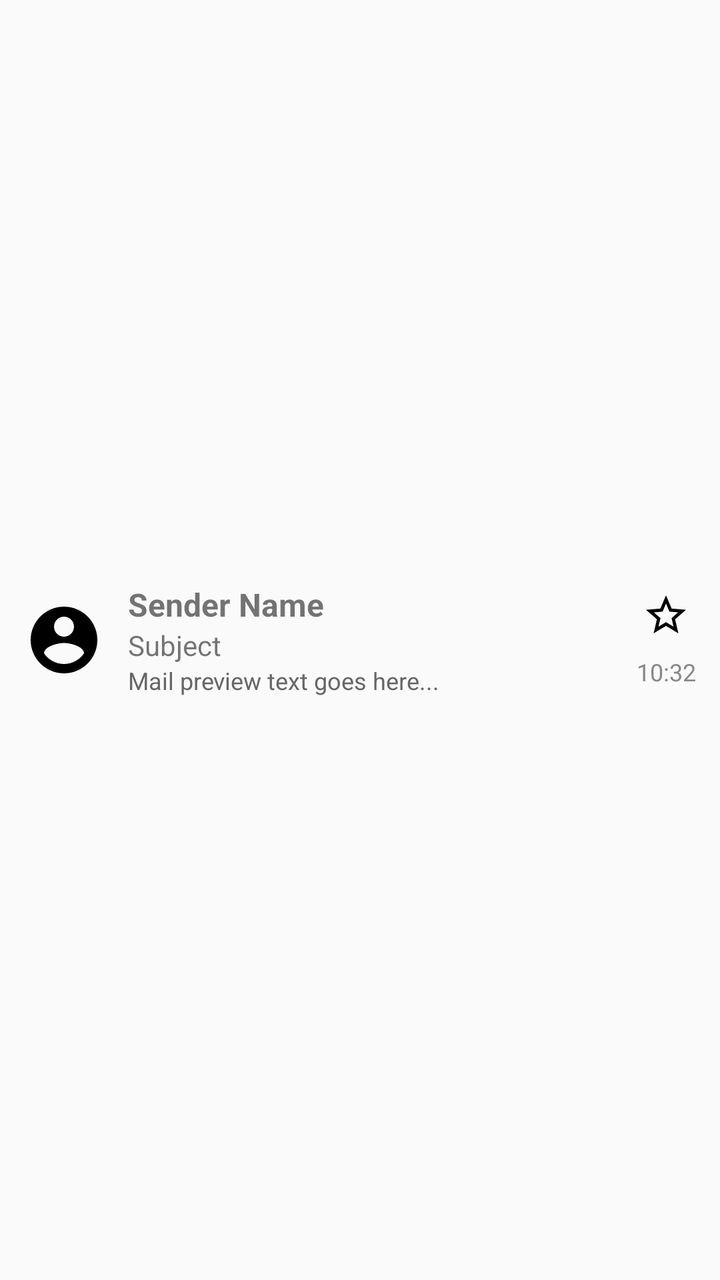
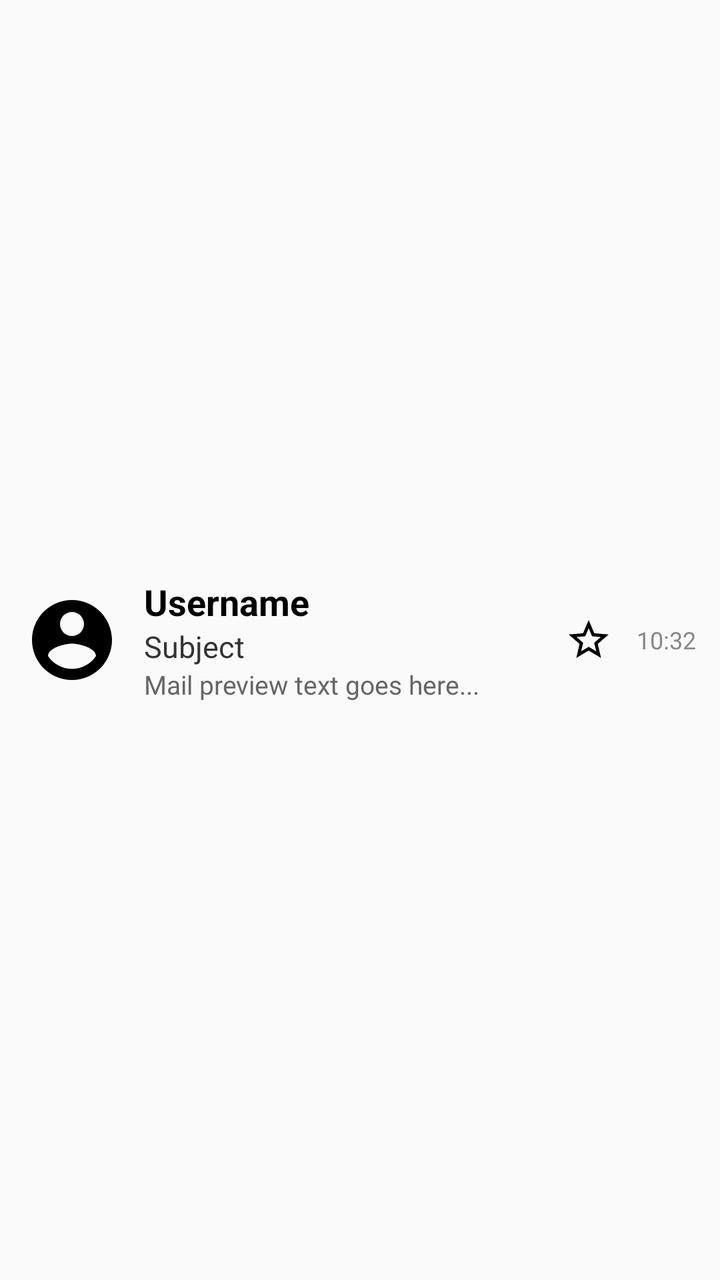

Before-and-after screenshots of an Android layout around one commit, followed by the original layout XML and the change that was made.
<!-- AndroidManifest.xml: application theme Theme.Project5 -->
<!-- res/layout/item_mail.xml -->
<LinearLayout xmlns:android="http://schemas.android.com/apk/res/android"
    android:orientation="horizontal"
    android:padding="12dp"
    android:layout_width="match_parent"
    android:layout_height="wrap_content"
    android:gravity="center_vertical">

    
    <ImageView
        android:id="@+id/ivAvatar"
        android:layout_width="40dp"
        android:layout_height="40dp"
        android:src="@drawable/ic_avatar"
        android:layout_marginEnd="12dp"
        android:scaleType="centerCrop"
        android:background="@drawable/circle_mask" />

    
    <LinearLayout
        android:layout_weight="1"
        android:orientation="vertical"
        android:layout_width="0dp"
        android:layout_height="wrap_content">

        <TextView
            android:id="@+id/tvSender"
            android:text="Sender Name"
            android:textSize="16sp"
            android:textStyle="bold"
            android:layout_width="wrap_content"
            android:layout_height="wrap_content"/>

        <TextView
            android:id="@+id/tvSubject"
            android:text="Subject"
            android:textSize="14sp"
            android:layout_width="wrap_content"
            android:layout_height="wrap_content"/>

        <TextView
            android:id="@+id/tvPreview"
            android:text="Mail preview text goes here..."
            android:textSize="12sp"
            android:textColor="#666666"
            android:layout_width="wrap_content"
            android:layout_height="wrap_content"/>
    </LinearLayout>

    
    <LinearLayout
        android:orientation="vertical"
        android:gravity="center_horizontal"
        android:layout_width="wrap_content"
        android:layout_height="wrap_content">

        
        <ImageView
            android:id="@+id/ivStar"
            android:layout_width="24dp"
            android:layout_height="24dp"
            android:src="@drawable/ic_star_border"
            android:layout_marginBottom="8dp" />

        
        <ImageView
            android:id="@+id/ivAttachment"
            android:layout_width="24dp"
            android:layout_height="24dp"
            android:src="@drawable/ic_attachment"
            android:visibility="gone"
            android:layout_marginBottom="8dp"/>

        
        <TextView
            android:id="@+id/tvDate"
            android:text="10:32"
            android:textSize="12sp"
            android:textColor="#888888"
            android:layout_width="wrap_content"
            android:layout_height="wrap_content"/>
    </LinearLayout>
</LinearLayout>
<!-- resources referenced by this layout -->
<resources>
  <!-- drawable circle_mask (drawable) -->
  <?xml version="1.0" encoding="utf-8"?>
  <shape xmlns:android="http://schemas.android.com/apk/res/android"
      android:shape="oval">
      <solid android:color="@android:color/transparent"/>
  </shape>
  <!-- drawable ic_attachment (drawable) -->
  <vector xmlns:android="http://schemas.android.com/apk/res/android" android:height="24dp" android:tint="#000000" android:viewportHeight="960" android:viewportWidth="960" android:width="24dp">
        
      <path android:fillColor="@android:color/white" android:pathData="M720,630Q720,734 647,807Q574,880 470,880Q366,880 293,807Q220,734 220,630L220,260Q220,185 272.5,132.5Q325,80 400,80Q475,80 527.5,132.5Q580,185 580,260L580,610Q580,656 548,688Q516,720 470,720Q424,720 392,688Q360,656 360,610L360,240L440,240L440,610Q440,623 448.5,631.5Q457,640 470,640Q483,640 491.5,631.5Q500,623 500,610L500,260Q499,218 470.5,189Q442,160 400,160Q358,160 329,189Q300,218 300,260L300,630Q299,701 349,750.5Q399,800 470,800Q540,800 589,750.5Q638,701 640,630L640,240L720,240L720,630Z"/>
      
  </vector>
  <!-- drawable ic_avatar (drawable) -->
  <vector xmlns:android="http://schemas.android.com/apk/res/android" android:height="24dp" android:tint="#000000" android:viewportHeight="24" android:viewportWidth="24" android:width="24dp">
        
      <path android:fillColor="@android:color/white" android:pathData="M12,2C6.48,2 2,6.48 2,12s4.48,10 10,10 10,-4.48 10,-10S17.52,2 12,2zM12,5c1.66,0 3,1.34 3,3s-1.34,3 -3,3 -3,-1.34 -3,-3 1.34,-3 3,-3zM12,19.2c-2.5,0 -4.71,-1.28 -6,-3.22 0.03,-1.99 4,-3.08 6,-3.08 1.99,0 5.97,1.09 6,3.08 -1.29,1.94 -3.5,3.22 -6,3.22z"/>
      
  </vector>
  <!-- drawable ic_star_border (drawable) -->
  <vector xmlns:android="http://schemas.android.com/apk/res/android" android:height="24dp" android:tint="#000000" android:viewportHeight="24" android:viewportWidth="24" android:width="24dp">
        
      <path android:fillColor="@android:color/white" android:pathData="M22,9.24l-7.19,-0.62L12,2 9.19,8.63 2,9.24l5.46,4.73L5.82,21 12,17.27 18.18,21l-1.63,-7.03L22,9.24zM12,15.4l-3.76,2.27 1,-4.28 -3.32,-2.88 4.38,-0.38L12,6.1l1.71,4.04 4.38,0.38 -3.32,2.88 1,4.28L12,15.4z"/>
      
  </vector>
  <style name="Theme.Project5" parent="Theme.AppCompat.Light.NoActionBar" />
</resources>

<!-- the commit's change to res/layout/item_mail.xml (unified diff, before → after) -->
@@ -3,13 +3,14 @@
     android:padding="12dp"
     android:layout_width="match_parent"
     android:layout_height="wrap_content"
-    android:gravity="center_vertical">
+    android:gravity="center_vertical"
+    android:background="?attr/selectableItemBackground">
 
     
     <ImageView
         android:id="@+id/ivAvatar"
-        android:layout_width="40dp"
-        android:layout_height="40dp"
+        android:layout_width="48dp"
+        android:layout_height="48dp"
         android:src="@drawable/ic_avatar"
         android:layout_marginEnd="12dp"
         android:scaleType="centerCrop"
@@ -17,66 +18,63 @@
 
     
     <LinearLayout
+        android:orientation="vertical"
         android:layout_weight="1"
-        android:orientation="vertical"
         android:layout_width="0dp"
         android:layout_height="wrap_content">
 
+        
         <TextView
             android:id="@+id/tvSender"
-            android:text="Sender Name"
-            android:textSize="16sp"
+            android:text="Username"
+            android:textSize="18sp"
             android:textStyle="bold"
             android:layout_width="wrap_content"
-            android:layout_height="wrap_content"/>
+            android:layout_height="wrap_content"
+            android:textColor="#000000" />
 
+        
         <TextView
             android:id="@+id/tvSubject"
             android:text="Subject"
-            android:textSize="14sp"
+            android:textSize="15sp"
             android:layout_width="wrap_content"
-            android:layout_height="wrap_content"/>
+            android:layout_height="wrap_content"
+            android:textColor="#333333" />
 
+        
         <TextView
             android:id="@+id/tvPreview"
             android:text="Mail preview text goes here..."
-            android:textSize="12sp"
-            android:textColor="#666666"
+            android:textSize="13sp"
             android:layout_width="wrap_content"
-            android:layout_height="wrap_content"/>
+            android:layout_height="wrap_content"
+            android:textColor="#666666" />
     </LinearLayout>
 
     
-    <LinearLayout
-        android:orientation="vertical"
-        android:gravity="center_horizontal"
+    <ImageView
+        android:id="@+id/ivStar"
+        android:layout_width="24dp"
+        android:layout_height="24dp"
+        android:src="@drawable/ic_star_border"
+        android:layout_marginEnd="12dp" />
+
+    
+    <ImageView
+        android:id="@+id/ivAttachment"
+        android:layout_width="24dp"
+        android:layout_height="24dp"
+        android:src="@drawable/ic_attachment"
+        android:layout_marginEnd="12dp"
+        android:visibility="gone" />
+
+    
+    <TextView
+        android:id="@+id/tvDate"
+        android:text="10:32"
+        android:textSize="12sp"
         android:layout_width="wrap_content"
-        android:layout_height="wrap_content">
-
-        
-        <ImageView
-            android:id="@+id/ivStar"
-            android:layout_width="24dp"
-            android:layout_height="24dp"
-            android:src="@drawable/ic_star_border"
-            android:layout_marginBottom="8dp" />
-
-        
-        <ImageView
-            android:id="@+id/ivAttachment"
-            android:layout_width="24dp"
-            android:layout_height="24dp"
-            android:src="@drawable/ic_attachment"
-            android:visibility="gone"
-            android:layout_marginBottom="8dp"/>
-
-        
-        <TextView
-            android:id="@+id/tvDate"
-            android:text="10:32"
-            android:textSize="12sp"
-            android:textColor="#888888"
-            android:layout_width="wrap_content"
-            android:layout_height="wrap_content"/>
-    </LinearLayout>
+        android:layout_height="wrap_content"
+        android:textColor="#888888" />
 </LinearLayout>
